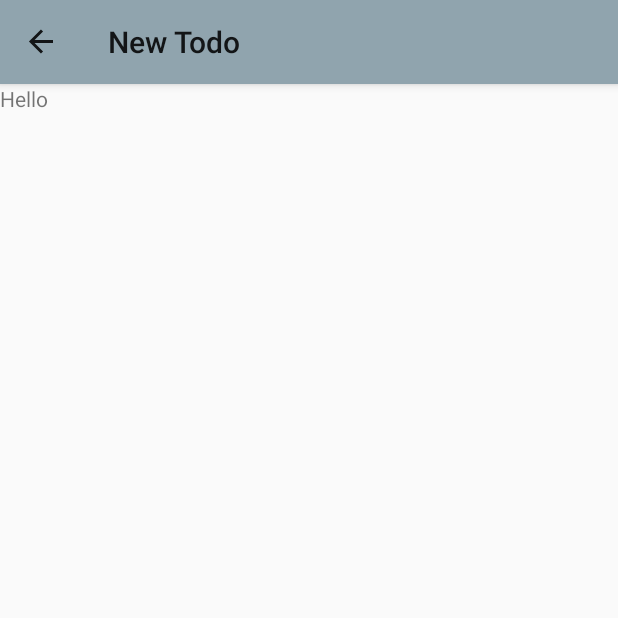
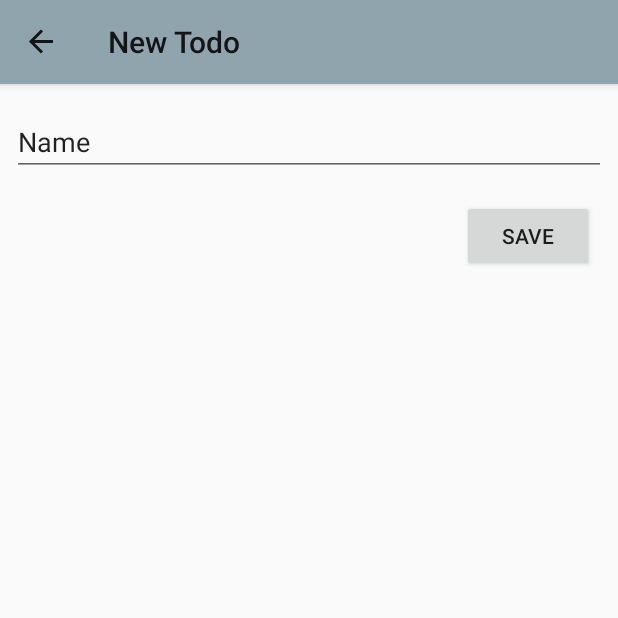
Before and after one commit to scottbisaillon/FloatingTodos, an Android app: the screen it shows after launch (MainActivity), after a tap on an icon or button, on a phone screen of 412 x 824 dp, the top half of it. Run offline under Robolectric (Android 15) with nearby library versions, the phone set to English and light mode, and no system bars; our stand-ins replace Room's generated code, navigation-ui.

Commit message:
Started implementing database

```diff
--- a/app/src/main/java/com/scottbisaillon/floatingtodos/MainActivity.kt
+++ b/app/src/main/java/com/scottbisaillon/floatingtodos/MainActivity.kt
@@ -1,8 +1,13 @@
 package com.scottbisaillon.floatingtodos
 
+import android.app.Activity
+import android.content.Context
 import androidx.appcompat.app.AppCompatActivity
 import android.os.Bundle
+import android.view.View
+import android.view.inputmethod.InputMethodManager
 import androidx.appcompat.widget.Toolbar
+import androidx.fragment.app.Fragment
 
 import androidx.navigation.findNavController
 import androidx.navigation.ui.AppBarConfiguration
--- /dev/null
+++ b/app/src/main/java/com/scottbisaillon/floatingtodos/data/AppDatabase.kt
@@ -0,0 +1,34 @@
+package com.scottbisaillon.floatingtodos.data
+
+import android.content.Context
+import androidx.room.Database
+import androidx.room.Room
+import androidx.room.RoomDatabase
+
+@Database(entities = [Todo::class], version = 1, exportSchema = false)
+abstract class AppDatabase : RoomDatabase() {
+
+    abstract fun todoDao(): TodoDao
+
+    companion object{
+        @Volatile
+        private var INSTANCE: AppDatabase? = null
+
+        fun getDatabase(
+            context: Context
+        ): AppDatabase {
+            return INSTANCE ?: synchronized(this) {
+                val instance = Room.databaseBuilder(
+                    context.applicationContext,
+                    AppDatabase::class.java,
+                    "app_database.db"
+                )
+                    .fallbackToDestructiveMigration()
+                    .build()
+                INSTANCE = instance
+                // return instance
+                instance
+            }
+        }
+    }
+}
--- /dev/null
+++ b/app/src/main/java/com/scottbisaillon/floatingtodos/data/Repository.kt
@@ -0,0 +1,10 @@
+package com.scottbisaillon.floatingtodos.data
+
+class Repository (private val todoDao: TodoDao) {
+
+    val todoList = todoDao.getAllTodos()
+
+    suspend fun insertTodo(todo: Todo) {
+        todoDao.insertTodo(todo)
+    }
+}
--- /dev/null
+++ b/app/src/main/java/com/scottbisaillon/floatingtodos/data/TodoDao.kt
@@ -0,0 +1,16 @@
+package com.scottbisaillon.floatingtodos.data
+
+import androidx.lifecycle.LiveData
+import androidx.room.Dao
+import androidx.room.Insert
+import androidx.room.Query
+
+@Dao
+interface TodoDao {
+
+    @Insert
+    suspend fun insertTodo(todo: Todo)
+
+    @Query("SELECT * FROM todos")
+    fun getAllTodos(): LiveData<List<Todo>>
+}
--- /dev/null
+++ b/app/src/main/java/com/scottbisaillon/floatingtodos/ui/list/TodoListAdapter.kt
@@ -0,0 +1,39 @@
+package com.scottbisaillon.floatingtodos.ui.list
+
+import android.content.Context
+import android.view.LayoutInflater
+import android.view.View
+import android.view.ViewGroup
+import android.widget.TextView
+import androidx.recyclerview.widget.RecyclerView
+import com.scottbisaillon.floatingtodos.R
+import com.scottbisaillon.floatingtodos.data.Todo
+
+class TodoListAdapter internal constructor(
+    context: Context
+) : RecyclerView.Adapter<TodoListAdapter.TodoViewHolder>() {
+
+    private val inflater: LayoutInflater = LayoutInflater.from(context)
+    private var todos = emptyList<Todo>()
+
+    inner class TodoViewHolder(itemView: View) : RecyclerView.ViewHolder(itemView) {
+        val wordItemView: TextView = itemView.findViewById(R.id.tvTodoName)
+    }
+
+    override fun onCreateViewHolder(parent: ViewGroup, viewType: Int): TodoViewHolder {
+        val itemView = inflater.inflate(R.layout.todo_list_item, parent, false)
+        return TodoViewHolder(itemView)
+    }
+
+    override fun onBindViewHolder(holder: TodoViewHolder, position: Int) {
+        val current = todos[position]
+        holder.wordItemView.text = current.title
+    }
+
+    internal fun setWords(words: List<Todo>) {
+        this.todos = words
+        notifyDataSetChanged()
+    }
+
+    override fun getItemCount() = todos.size
+}
--- a/app/src/main/java/com/scottbisaillon/floatingtodos/ui/todo_list/TodoListFragment.kt
+++ b/app/src/main/java/com/scottbisaillon/floatingtodos/ui/list/TodoListFragment.kt
@@ -1,4 +1,4 @@
-package com.scottbisaillon.floatingtodos.ui.todo_list
+package com.scottbisaillon.floatingtodos.ui.list
 
 import android.os.Bundle
 import android.view.LayoutInflater
@@ -6,7 +6,10 @@ import android.view.View
 import android.view.ViewGroup
 import androidx.fragment.app.Fragment
 import androidx.fragment.app.viewModels
+import androidx.lifecycle.Observer
 import androidx.navigation.Navigation
+import androidx.recyclerview.widget.LinearLayoutManager
+import androidx.recyclerview.widget.RecyclerView
 import com.google.android.material.floatingactionbutton.FloatingActionButton
 import com.scottbisaillon.floatingtodos.R
 
@@ -24,13 +27,17 @@ class TodoListFragment : Fragment() {
     ): View {
         val view = inflater.inflate(R.layout.todo_list_fragment, container, false)
 
+        val recyclerView = view.findViewById<RecyclerView>(R.id.rvTodoList)
+        val adapter = TodoListAdapter(view.context)
+        recyclerView.adapter = adapter
+        recyclerView.layoutManager = LinearLayoutManager(view.context)
+
+        viewModel.todoList.observe(viewLifecycleOwner, Observer { todoList ->
+            todoList?.let { adapter.setWords(it) }
+        })
+
         view.findViewById<FloatingActionButton>(R.id.fabNewTodo).setOnClickListener(Navigation.createNavigateOnClickListener(R.id.action_todoListFragment_to_newTodoFragment, null))
 
         return view
     }
-
-    override fun onActivityCreated(savedInstanceState: Bundle?) {
-        super.onActivityCreated(savedInstanceState)
-        // TODO: Use the ViewModel
-    }
 }
--- /dev/null
+++ b/app/src/main/java/com/scottbisaillon/floatingtodos/ui/list/TodoListViewModel.kt
@@ -0,0 +1,20 @@
+package com.scottbisaillon.floatingtodos.ui.list
+
+import android.app.Application
+import androidx.lifecycle.AndroidViewModel
+import androidx.lifecycle.LiveData
+import com.scottbisaillon.floatingtodos.data.AppDatabase
+import com.scottbisaillon.floatingtodos.data.Repository
+import com.scottbisaillon.floatingtodos.data.Todo
+
+class TodoListViewModel(application: Application) : AndroidViewModel(application) {
+    private val repository: Repository
+
+    val todoList: LiveData<List<Todo>>
+
+    init {
+        val todoDao = AppDatabase.getDatabase(application).todoDao()
+        repository = Repository(todoDao)
+        todoList = repository.todoList
+    }
+}
--- /dev/null
+++ b/app/src/main/java/com/scottbisaillon/floatingtodos/ui/new/NewTodoFragment.kt
@@ -0,0 +1,42 @@
+package com.scottbisaillon.floatingtodos.ui.new
+
+import android.os.Bundle
+import android.view.LayoutInflater
+import android.view.View
+import android.view.ViewGroup
+import android.widget.Button
+import android.widget.EditText
+import androidx.fragment.app.Fragment
+import androidx.fragment.app.viewModels
+import androidx.navigation.Navigation
+import com.scottbisaillon.floatingtodos.R
+import com.scottbisaillon.floatingtodos.data.Todo
+import com.scottbisaillon.floatingtodos.extensions.hideKeyboard
+
+class NewTodoFragment : Fragment() {
+
+    private val viewModel: NewTodoViewModel by viewModels()
+    private lateinit var etTodoTitle: EditText
+
+    companion object {
+        fun newInstance() = NewTodoFragment()
+    }
+
+
+    override fun onCreateView(
+        inflater: LayoutInflater, container: ViewGroup?,
+        savedInstanceState: Bundle?
+    ): View? {
+        val view = inflater.inflate(R.layout.new_todo_fragment, container, false)
+
+        etTodoTitle = view.findViewById(R.id.etTodoTitle)
+
+        view.findViewById<Button>(R.id.btnSave).setOnClickListener {
+            hideKeyboard()
+            viewModel.insertTodo(Todo(title = etTodoTitle.text.toString()))
+            Navigation.findNavController(it).popBackStack()
+        }
+
+        return view
+    }
+}
--- a/app/src/main/java/com/scottbisaillon/floatingtodos/ui/new_todo/NewTodoFragment.kt
+++ /dev/null
@@ -1,31 +0,0 @@
-package com.scottbisaillon.floatingtodos.ui.new_todo
-
-import android.os.Bundle
-import android.view.LayoutInflater
-import android.view.View
-import android.view.ViewGroup
-import androidx.fragment.app.Fragment
-import androidx.fragment.app.viewModels
-import com.scottbisaillon.floatingtodos.R
-
-class NewTodoFragment : Fragment() {
-
-    private val viewModel: NewTodoViewModel by viewModels()
-
-    companion object {
-        fun newInstance() = NewTodoFragment()
-    }
-
-
-    override fun onCreateView(
-        inflater: LayoutInflater, container: ViewGroup?,
-        savedInstanceState: Bundle?
-    ): View? {
-        return inflater.inflate(R.layout.new_todo_fragment, container, false)
-    }
-
-    override fun onActivityCreated(savedInstanceState: Bundle?) {
-        super.onActivityCreated(savedInstanceState)
-    }
-
-}
--- a/app/src/main/res/layout/new_todo_fragment.xml
+++ b/app/src/main/res/layout/new_todo_fragment.xml
@@ -1,13 +1,34 @@
 <?xml version="1.0" encoding="utf-8"?>
-<FrameLayout xmlns:android="http://schemas.android.com/apk/res/android"
+<androidx.constraintlayout.widget.ConstraintLayout xmlns:android="http://schemas.android.com/apk/res/android"
+    xmlns:app="http://schemas.android.com/apk/res-auto"
     xmlns:tools="http://schemas.android.com/tools"
+    android:id="@+id/frameLayout"
     android:layout_width="match_parent"
     android:layout_height="match_parent"
-    tools:context=".ui.new_todo.NewTodoFragment">
+    tools:context=".ui.new.NewTodoFragment">
 
-    <TextView
-        android:layout_width="match_parent"
-        android:layout_height="match_parent"
-        android:text="Hello" />
+    <EditText
+        android:id="@+id/etTodoTitle"
+        android:layout_width="0dp"
+        android:layout_height="wrap_content"
+        android:layout_marginStart="8dp"
+        android:layout_marginTop="16dp"
+        android:layout_marginEnd="8dp"
+        android:ems="10"
+        android:hint="Title"
+        android:inputType="textPersonName"
+        android:text="Name"
+        app:layout_constraintEnd_toEndOf="parent"
+        app:layout_constraintStart_toStartOf="parent"
+        app:layout_constraintTop_toTopOf="parent" />
 
-</FrameLayout>
+    <Button
+        android:id="@+id/btnSave"
+        android:layout_width="wrap_content"
+        android:layout_height="wrap_content"
+        android:layout_marginTop="16dp"
+        android:layout_marginEnd="16dp"
+        android:text="Save"
+        app:layout_constraintEnd_toEndOf="parent"
+        app:layout_constraintTop_toBottomOf="@+id/etTodoTitle" />
+</androidx.constraintlayout.widget.ConstraintLayout>
--- a/app/src/main/res/layout/todo_list_fragment.xml
+++ b/app/src/main/res/layout/todo_list_fragment.xml
@@ -5,7 +5,7 @@
     android:id="@+id/main"
     android:layout_width="match_parent"
     android:layout_height="match_parent"
-    tools:context=".ui.todo_list.TodoListFragment">
+    tools:context=".ui.list.TodoListFragment">
 
     <androidx.recyclerview.widget.RecyclerView
         android:id="@+id/rvTodoList"
--- a/app/src/main/res/navigation/nav_graph.xml
+++ b/app/src/main/res/navigation/nav_graph.xml
@@ -7,7 +7,7 @@
 
     <fragment
         android:id="@+id/todoListFragment"
-        android:name="com.scottbisaillon.floatingtodos.ui.todo_list.TodoListFragment"
+        android:name="com.scottbisaillon.floatingtodos.ui.list.TodoListFragment"
         android:label="Floating Todos"
         tools:layout="@layout/todo_list_fragment" >
         <action
@@ -16,7 +16,7 @@
     </fragment>
     <fragment
         android:id="@+id/newTodoFragment"
-        android:name="com.scottbisaillon.floatingtodos.ui.new_todo.NewTodoFragment"
+        android:name="com.scottbisaillon.floatingtodos.ui.new.NewTodoFragment"
         android:label="New Todo"
         tools:layout="@layout/new_todo_fragment" />
 </navigation>
```
Also changed, not shown: app/build.gradle (+12 -1 lines), app/src/main/java/com/scottbisaillon/floatingtodos/data/Todo.kt (added, +11 -0 lines), app/src/main/java/com/scottbisaillon/floatingtodos/extensions/ContextExtensions.kt (added, +20 -0 lines), app/src/main/java/com/scottbisaillon/floatingtodos/ui/new/NewTodoViewModel.kt (added, +23 -0 lines), app/src/main/java/com/scottbisaillon/floatingtodos/ui/new_todo/NewTodoViewModel.kt (deleted, +0 -7 lines), app/src/main/java/com/scottbisaillon/floatingtodos/ui/todo_list/TodoListViewModel.kt (deleted, +0 -7 lines), app/src/main/res/layout/todo_list_item.xml (added, +12 -0 lines).
